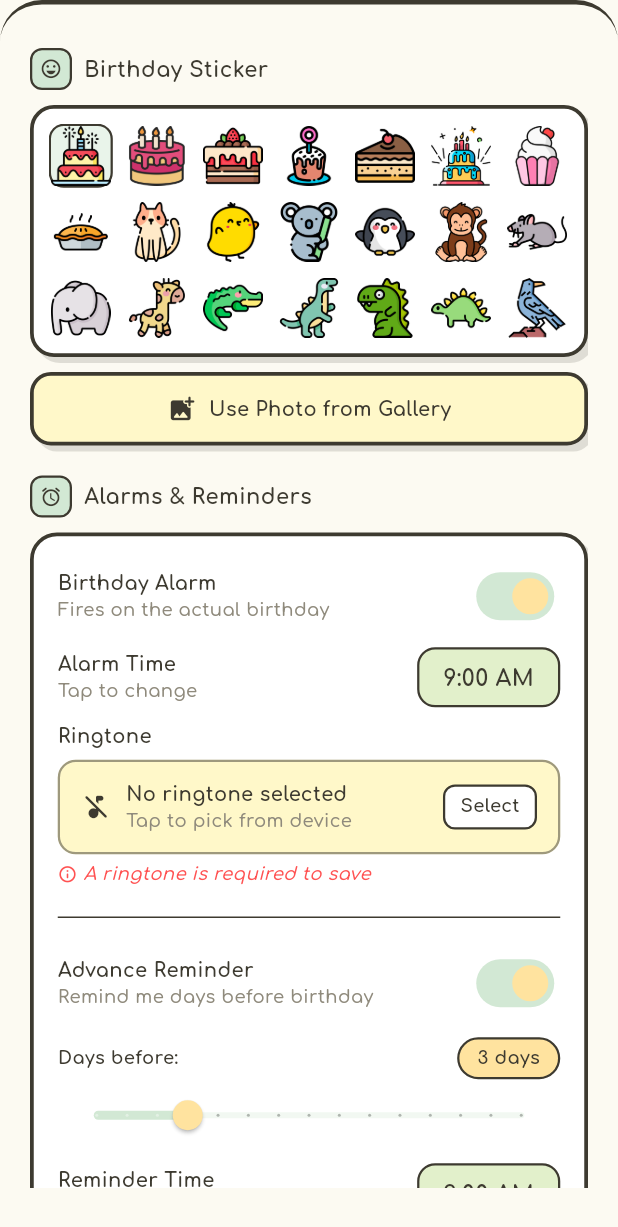
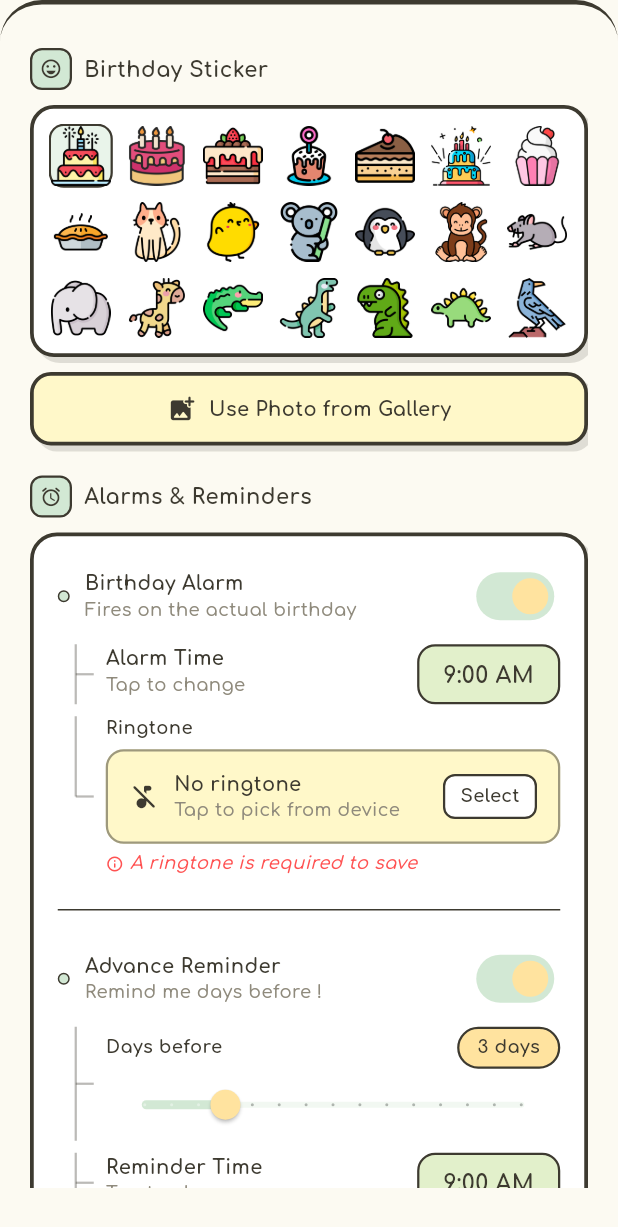
Before and after one commit to KavimugilRajasekar/Saengil-Alrim, a Flutter app: the AddBirthdayScreen widget shown alone on an empty page, opened directly, scrolled down 576 dp, on a phone screen of 412 x 824 dp. Shown: the top 1227 px of the screen. Run offline on Flutter 3.47's test engine with Material 3 defaults, Android fonts, the phone set to English and light mode, and no system bars; our stand-ins replace file_picker, flutter_local_notifications, flutter_timezone, image_picker, shared_preferences, timezone; missing offline and left inert: alarm; accounts and stored records are empty.

Commit message:
Middle Update

```diff
--- a/lib/screens/add_birthday_screen.dart
+++ b/lib/screens/add_birthday_screen.dart
@@ -538,7 +538,7 @@ class _AddBirthdayScreenState extends State<AddBirthdayScreen>
                 crossAxisAlignment: CrossAxisAlignment.start,
                 children: [
                   Text(
-                    hasRingtone ? selectedName! : 'No ringtone selected',
+                    hasRingtone ? selectedName! : 'No ringtone',
                     style: AppStyles.bodyBubblyBold.copyWith(fontSize: 13),
                     overflow: TextOverflow.ellipsis,
                   ),
@@ -925,41 +925,27 @@ class _AddBirthdayScreenState extends State<AddBirthdayScreen>
       child: Column(
         crossAxisAlignment: CrossAxisAlignment.start,
         children: [
-          // ── Birthday (D-Day) Alarm ──
-          Row(
-            mainAxisAlignment: MainAxisAlignment.spaceBetween,
-            children: [
-              Expanded(
+          // ── Birthday Alarm ──────────────────────────────────────────
+          _alarmToggleRow(
+            label: 'Birthday Alarm',
+            sublabel: 'Fires on the actual birthday',
+            value: _enableDDayAlarm,
+            onChanged: (v) => setState(() => _enableDDayAlarm = v),
+          ),
+          if (_enableDDayAlarm) ...[
+            _treeChild(
+              isLast: false,
+              child: _timeChip(_dDayAlarmTime, isDDay: true),
+            ),
+            _treeChild(
+              isLast: true,
               child: Column(
                 crossAxisAlignment: CrossAxisAlignment.start,
                 children: [
-                    Text('Birthday Alarm',
-                        style: AppStyles.bodyBubblyBold
-                            .copyWith(fontSize: 13.0)),
-                    Text('Fires on the actual birthday',
-                        style: AppStyles.captionBubbly),
-                  ],
-                ),
-              ),
-              Material(
-                color: Colors.transparent,
-                child: Switch(
-                  value: _enableDDayAlarm,
-                  activeThumbColor: AppColors.pastelLavender,
-                  activeTrackColor: AppColors.primaryPink,
-                  onChanged: (v) => setState(() => _enableDDayAlarm = v),
-                ),
-              ),
-            ],
-          ),
-
-          if (_enableDDayAlarm) ...[
-            const SizedBox(height: 10),
-            _timeChip(_dDayAlarmTime, isDDay: true),
-            const SizedBox(height: 10),
                   Text('Ringtone',
-                style: AppStyles.bodyBubblyBold.copyWith(fontSize: 13.0)),
-            const SizedBox(height: 6),
+                      style:
+                          AppStyles.bodyBubblyBold.copyWith(fontSize: 12.0)),
+                  const SizedBox(height: 5),
                   _ringtonePickerRow(
                     selectedPath: _selectedDDayRingtonePath,
                     selectedName: _selectedDDayRingtoneName,
@@ -971,7 +957,7 @@ class _AddBirthdayScreenState extends State<AddBirthdayScreen>
                       child: Row(
                         children: [
                           const Icon(Icons.info_outline_rounded,
-                        size: 13, color: Colors.redAccent),
+                              size: 12, color: Colors.redAccent),
                           const SizedBox(width: 4),
                           Text(
                             'A ringtone is required to save',
@@ -983,51 +969,34 @@ class _AddBirthdayScreenState extends State<AddBirthdayScreen>
                       ),
                     ),
                 ],
+              ),
+            ),
+          ],
 
-          const SizedBox(height: 12),
+          const SizedBox(height: 14),
           const Divider(color: AppColors.accentBorder, thickness: 1.0),
-          const SizedBox(height: 12),
+          const SizedBox(height: 14),
 
-          // ── Advance Reminder ──
+          // ── Advance Reminder ────────────────────────────────────────
+          _alarmToggleRow(
+            label: 'Advance Reminder',
+            sublabel: 'Remind me days before !',
+            value: _enableReminderAlarm,
+            onChanged: (v) => setState(() => _enableReminderAlarm = v),
+          ),
+          if (_enableReminderAlarm) ...[
+            _treeChild(
+              isLast: false,
+              child: Column(
+                crossAxisAlignment: CrossAxisAlignment.start,
+                children: [
                   Row(
                     mainAxisAlignment: MainAxisAlignment.spaceBetween,
                     children: [
-              Expanded(
-                child: Column(
-                  crossAxisAlignment: CrossAxisAlignment.start,
-                  children: [
-                    Text('Advance Reminder',
-                        style: AppStyles.bodyBubblyBold
-                            .copyWith(fontSize: 13.0)),
-                    Text('Remind me days before birthday',
-                        style: AppStyles.captionBubbly),
-                  ],
-                ),
-              ),
-              Material(
-                color: Colors.transparent,
-                child: Switch(
-                  value: _enableReminderAlarm,
-                  activeThumbColor: AppColors.pastelLavender,
-                  activeTrackColor: AppColors.primaryPink,
-                  onChanged: (v) =>
-                      setState(() => _enableReminderAlarm = v),
-                ),
-              ),
-            ],
-          ),
-
-          if (_enableReminderAlarm) ...[
-            const SizedBox(height: 12),
-            Row(
-              mainAxisAlignment: MainAxisAlignment.spaceBetween,
-              children: [
-                Text(
-                  'Days before:',
+                      Text('Days before',
                           style: AppStyles.captionBubbly.copyWith(
                               fontWeight: FontWeight.bold,
-                      color: AppColors.textDark),
-                ),
+                              color: AppColors.textDark)),
                       Container(
                         padding: const EdgeInsets.symmetric(
                             horizontal: 12, vertical: 4),
@@ -1041,8 +1010,8 @@ class _AddBirthdayScreenState extends State<AddBirthdayScreen>
                           _reminderDays == 0
                               ? 'Same day'
                               : '$_reminderDays day${_reminderDays > 1 ? 's' : ''}',
-                    style:
-                        AppStyles.bodyBubblyBold.copyWith(fontSize: 12),
+                          style: AppStyles.bodyBubblyBold
+                              .copyWith(fontSize: 12),
                         ),
                       ),
                     ],
@@ -1055,8 +1024,8 @@ class _AddBirthdayScreenState extends State<AddBirthdayScreen>
                       thumbColor: AppColors.pastelLavender,
                       overlayColor:
                           AppColors.pastelLavender.withValues(alpha: 0.2),
-                thumbShape:
-                    const RoundSliderThumbShape(enabledThumbRadius: 10),
+                      thumbShape: const RoundSliderThumbShape(
+                          enabledThumbRadius: 10),
                       trackHeight: 4,
                     ),
                     child: Slider(
@@ -1068,12 +1037,22 @@ class _AddBirthdayScreenState extends State<AddBirthdayScreen>
                           setState(() => _reminderDays = v.round()),
                     ),
                   ),
-            const SizedBox(height: 8),
-            _timeChip(_advanceAlarmTime, isDDay: false),
-            const SizedBox(height: 10),
+                ],
+              ),
+            ),
+            _treeChild(
+              isLast: false,
+              child: _timeChip(_advanceAlarmTime, isDDay: false),
+            ),
+            _treeChild(
+              isLast: true,
+              child: Column(
+                crossAxisAlignment: CrossAxisAlignment.start,
+                children: [
                   Text('Ringtone',
-                style: AppStyles.bodyBubblyBold.copyWith(fontSize: 13.0)),
-            const SizedBox(height: 6),
+                      style:
+                          AppStyles.bodyBubblyBold.copyWith(fontSize: 12.0)),
+                  const SizedBox(height: 5),
                   _ringtonePickerRow(
                     selectedPath: _selectedAdvanceRingtonePath,
                     selectedName: _selectedAdvanceRingtoneName,
@@ -1085,7 +1064,7 @@ class _AddBirthdayScreenState extends State<AddBirthdayScreen>
                       child: Row(
                         children: [
                           const Icon(Icons.info_outline_rounded,
-                        size: 13, color: Colors.redAccent),
+                              size: 12, color: Colors.redAccent),
                           const SizedBox(width: 4),
                           Text(
                             'A ringtone is required to save',
@@ -1097,8 +1076,114 @@ class _AddBirthdayScreenState extends State<AddBirthdayScreen>
                       ),
                     ),
                 ],
+              ),
+            ),
+          ],
         ],
       ),
     );
   }
+
+  /// The toggle header row for each alarm.
+  Widget _alarmToggleRow({
+    required String label,
+    required String sublabel,
+    required bool value,
+    required ValueChanged<bool> onChanged,
+  }) {
+    return Row(
+      mainAxisAlignment: MainAxisAlignment.spaceBetween,
+      children: [
+        Row(
+          children: [
+            Container(
+              width: 8,
+              height: 8,
+              decoration: BoxDecoration(
+                color: value ? AppColors.primaryPink : AppColors.textLight,
+                shape: BoxShape.circle,
+                border: Border.all(color: AppColors.accentBorder, width: 1),
+              ),
+            ),
+            const SizedBox(width: 10),
+            Column(
+              crossAxisAlignment: CrossAxisAlignment.start,
+              children: [
+                Text(label,
+                    style:
+                        AppStyles.bodyBubblyBold.copyWith(fontSize: 13.0)),
+                Text(sublabel, style: AppStyles.captionBubbly),
+              ],
+            ),
+          ],
+        ),
+        Material(
+          color: Colors.transparent,
+          child: Switch(
+            value: value,
+            activeThumbColor: AppColors.pastelLavender,
+            activeTrackColor: AppColors.primaryPink,
+            onChanged: onChanged,
+          ),
+        ),
+      ],
+    );
   }
+
+  /// Wraps a child widget with a tree-style indent + vertical/horizontal line.
+  Widget _treeChild({required Widget child, required bool isLast}) {
+    return Padding(
+      padding: const EdgeInsets.only(top: 8.0),
+      child: IntrinsicHeight(
+        child: Row(
+          crossAxisAlignment: CrossAxisAlignment.stretch,
+          children: [
+            // Tree lines
+            SizedBox(
+              width: 24,
+              child: CustomPaint(
+                painter: _TreeLinePainter(isLast: isLast),
+              ),
+            ),
+            const SizedBox(width: 8),
+            Expanded(child: child),
+          ],
+        ),
+      ),
+    );
+  }
+}
+
+/// Draws the vertical + horizontal connector lines for the tree layout.
+class _TreeLinePainter extends CustomPainter {
+  final bool isLast;
+  const _TreeLinePainter({required this.isLast});
+
+  @override
+  void paint(Canvas canvas, Size size) {
+    final paint = Paint()
+      ..color = AppColors.accentBorder.withValues(alpha: 0.35)
+      ..strokeWidth = 1.5
+      ..style = PaintingStyle.stroke;
+
+    final midX = size.width * 0.5;
+    final midY = size.height * 0.5;
+
+    // Vertical line — full height if not last, half height if last
+    canvas.drawLine(
+      Offset(midX, 0),
+      Offset(midX, isLast ? midY : size.height),
+      paint,
+    );
+
+    // Horizontal elbow to the right
+    canvas.drawLine(
+      Offset(midX, midY),
+      Offset(size.width, midY),
+      paint,
+    );
+  }
+
+  @override
+  bool shouldRepaint(_TreeLinePainter old) => old.isLast != isLast;
+}
```
Lines whose indentation alone changed are shown as unchanged.
